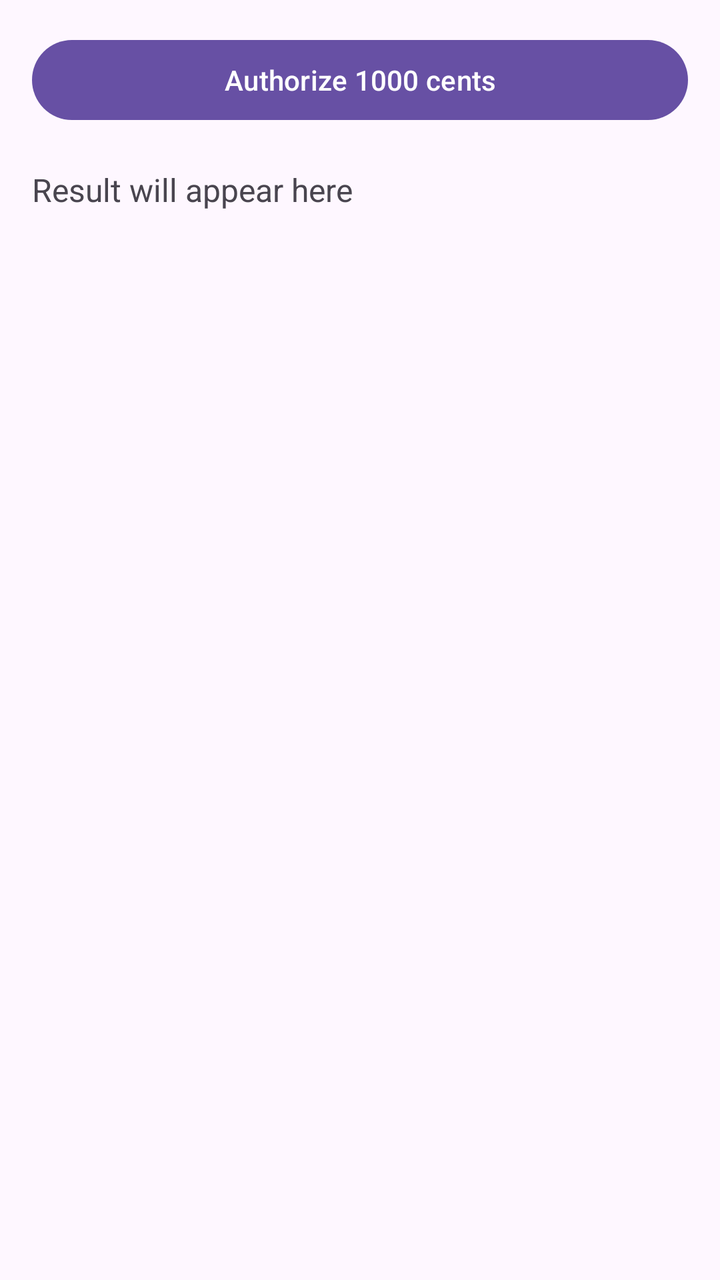
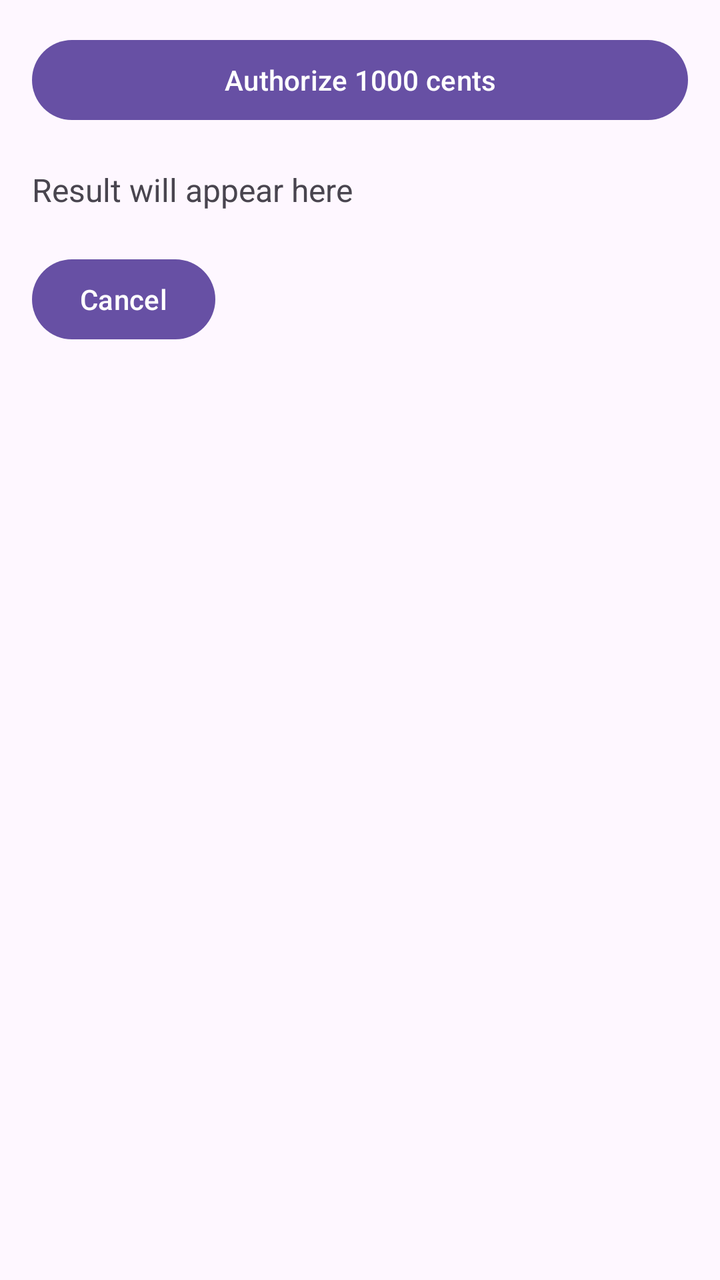

Two renders of the same Android screen: before a commit and after it. Below are the layout's source before the change and the commit's diff.
<!-- AndroidManifest.xml: application theme Theme.PaymentOperatorApp -->
<!-- res/layout/activity_main.xml -->
<?xml version="1.0" encoding="utf-8"?>
<LinearLayout xmlns:android="http://schemas.android.com/apk/res/android"
    android:layout_width="match_parent"
    android:layout_height="match_parent"
    android:orientation="vertical"
    android:padding="16dp">

    <Button
        android:id="@+id/btnAuthorize"
        android:layout_width="match_parent"
        android:layout_height="wrap_content"
        android:text="Authorize 1000 cents" />

    <TextView
        android:id="@+id/txtResult"
        android:layout_width="match_parent"
        android:layout_height="wrap_content"
        android:text="Result will appear here"
        android:paddingTop="20dp"
        android:textSize="16sp" />

</LinearLayout>
<!-- resources referenced by this layout -->
<resources>
  <style name="Theme.PaymentOperatorApp" parent="Base.Theme.PaymentOperatorApp" />
  <style name="Base.Theme.PaymentOperatorApp" parent="Theme.Material3.DayNight.NoActionBar">
          
          
      </style>
</resources>

<!-- the commit's change to res/layout/activity_main.xml (unified diff, before → after) -->
@@ -17,6 +17,13 @@
         android:layout_height="wrap_content"
         android:text="Result will appear here"
         android:paddingTop="20dp"
+        android:paddingBottom="20dp"
         android:textSize="16sp" />
 
+    <Button
+        android:id="@+id/btnCancel"
+        android:layout_width="wrap_content"
+        android:layout_height="wrap_content"
+        android:text="Cancel"/>
+
 </LinearLayout>
